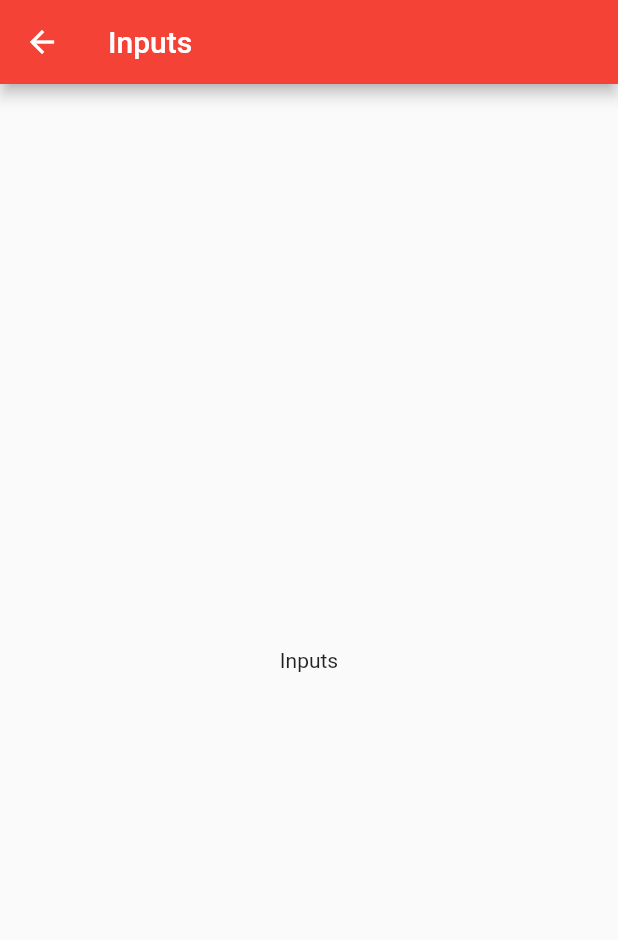
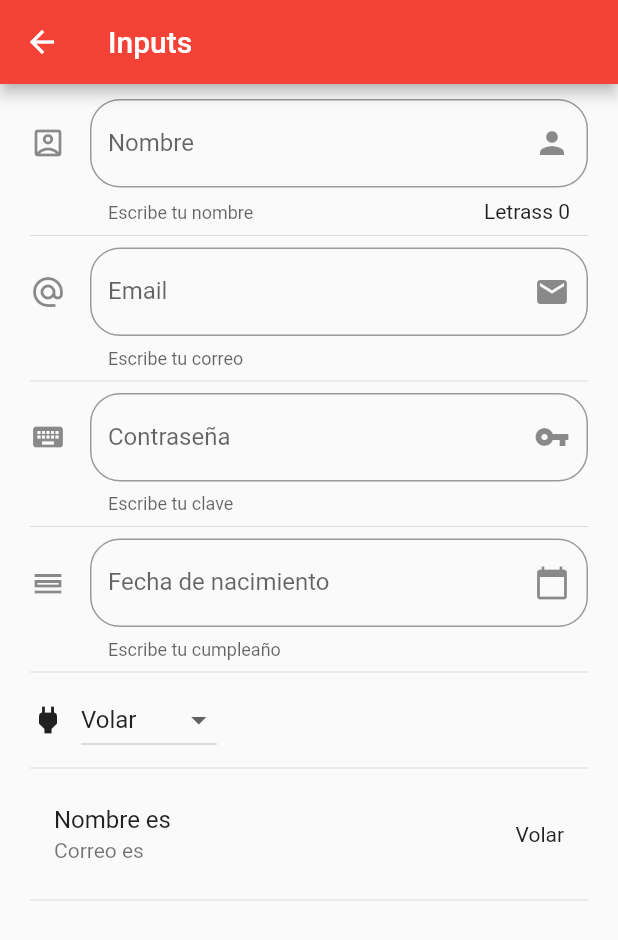
Before and after one commit to Joslu/dartFlutter, a Flutter app: the InputsView screen opened by its route, on a phone screen of 412 x 824 dp. Shown: the top 940 px of the screen. Run offline on Flutter 3.47's test engine with Material 2 defaults, Android fonts, the phone set to English and light mode, and no system bars.

Commit message:
inputs section added

```diff
--- a/flutter/componentes/lib/main.dart
+++ b/flutter/componentes/lib/main.dart
@@ -1,5 +1,7 @@
 import 'package:componentes/src/routes/routes.dart';
 import 'package:componentes/src/views/alert_view.dart';
+
+import 'package:flutter_localizations/flutter_localizations.dart';
 
 import 'package:componentes/src/views/home_view.dart';
 import 'package:flutter/material.dart';
@@ -10,6 +12,14 @@ class MyApp extends StatelessWidget {
   @override
   Widget build(BuildContext context) {
     return MaterialApp(
+      localizationsDelegates: [
+        GlobalMaterialLocalizations.delegate,
+        GlobalWidgetsLocalizations.delegate,
+      ],
+      supportedLocales: [
+        const Locale('en', ''), // English, no country code
+        const Locale('es', ''), // Spanish, no country code
+      ],
       theme: ThemeData(
         primarySwatch: Colors.red,
       ),
--- a/flutter/componentes/lib/src/views/inputs_view.dart
+++ b/flutter/componentes/lib/src/views/inputs_view.dart
@@ -1,7 +1,23 @@
 import 'package:flutter/material.dart';
 
-class InputsView extends StatelessWidget {
+class InputsView extends StatefulWidget {
   const InputsView({Key key}) : super(key: key);
+
+  @override
+  _InputsViewState createState() => _InputsViewState();
+}
+
+class _InputsViewState extends State<InputsView> {
+  String _nombre = '';
+  String _email = '';
+  String _password = '';
+  String _fecha = '';
+
+  String _poderSeleccionado = 'Volar';
+
+  List<String> _poderes = ['Fuego', 'Invissible', 'Volar', 'Visión'];
+
+  TextEditingController _inputFieldDateController = new TextEditingController();
 
   @override
   Widget build(BuildContext context) {
@@ -9,9 +25,165 @@ class InputsView extends StatelessWidget {
       appBar: AppBar(
         title: Text('Inputs'),
       ),
-      body: Center(
-        child: Text('Inputs'),
+      body: ListView(
+        padding: EdgeInsets.symmetric(horizontal: 20, vertical: 10),
+        children: [
+          _crearInput(),
+          Divider(),
+          _crearEmail(),
+          Divider(),
+          _crearPassword(),
+          Divider(),
+          _crearFecha(context),
+          Divider(),
+          _crearDropDown(),
+          Divider(),
+          _crearPersona(),
+          Divider(),
+        ],
       ),
     );
   }
+
+  Widget _crearInput() {
+    return TextField(
+      decoration: InputDecoration(
+          border: OutlineInputBorder(
+            borderRadius: BorderRadius.circular(20.0),
+          ),
+          counter: Text('Letrass ${_nombre.length}'),
+          hintText: 'Nombre',
+          labelText: 'Nombre',
+          helperText: 'Escribe tu nombre',
+          suffixIcon: Icon(Icons.person),
+          icon: Icon(Icons.account_box_outlined)),
+      textCapitalization: TextCapitalization.sentences,
+      onChanged: (valor) {
+        setState(() {
+          _nombre = valor;
+        });
+      },
+    );
+  }
+
+  Widget _crearPersona() {
+    return ListTile(
+      title: Text('Nombre es $_nombre'),
+      subtitle: Text('Correo es $_email'),
+      trailing: Text(_poderSeleccionado),
+    );
+  }
+
+  Widget _crearEmail() {
+    return TextField(
+      decoration: InputDecoration(
+          border: OutlineInputBorder(
+            borderRadius: BorderRadius.circular(20.0),
+          ),
+          hintText: 'Email',
+          labelText: 'Email',
+          helperText: 'Escribe tu correo',
+          suffixIcon: Icon(Icons.mail),
+          icon: Icon(Icons.alternate_email)),
+      keyboardType: TextInputType.emailAddress,
+      onChanged: (valor) {
+        setState(() {
+          _email = valor;
+        });
+      },
+    );
+  }
+
+  Widget _crearPassword() {
+    return TextField(
+      obscureText: true,
+      decoration: InputDecoration(
+        border: OutlineInputBorder(
+          borderRadius: BorderRadius.circular(20.0),
+        ),
+        hintText: 'Password',
+        labelText: 'Contraseña',
+        helperText: 'Escribe tu clave',
+        suffixIcon: Icon(Icons.vpn_key),
+        icon: Icon(Icons.keyboard),
+      ),
+      onChanged: (valor) {
+        setState(() {
+          _password = valor;
+        });
+      },
+    );
+  }
+
+  Widget _crearFecha(BuildContext context) {
+    return TextField(
+      enableInteractiveSelection: false,
+      controller: _inputFieldDateController,
+      decoration: InputDecoration(
+        border: OutlineInputBorder(
+          borderRadius: BorderRadius.circular(20.0),
+        ),
+        hintText: 'Fecha',
+        labelText: 'Fecha de nacimiento',
+        helperText: 'Escribe tu cumpleaño',
+        suffixIcon: Icon(Icons.calendar_today),
+        icon: Icon(Icons.calendar_view_day_outlined),
+      ),
+      onTap: () {
+        FocusScope.of(context).requestFocus(new FocusNode());
+
+        _selectDate(context);
+      },
+    );
+  }
+
+  void _selectDate(BuildContext context) async {
+    DateTime picked = await showDatePicker(
+      locale: Locale('es', 'MX'),
+      context: context,
+      initialDate: new DateTime.now(),
+      firstDate: new DateTime(2021),
+      lastDate: new DateTime(2026),
+    );
+
+    if (picked != null) {
+      setState(() {
+        _fecha =
+            picked.toString().substring(0, 10).split('-').reversed.join('/');
+        _inputFieldDateController.text = _fecha;
+      });
+    }
+  }
+
+  List<DropdownMenuItem<String>> getOpt() {
+    List<DropdownMenuItem<String>> lista = [];
+
+    _poderes.forEach((poder) {
+      lista.add(
+        DropdownMenuItem(
+          child: Text(poder),
+          value: poder,
+        ),
+      );
+    });
+    return lista;
+  }
+
+  Widget _crearDropDown() {
+    return Row(
+      children: [
+        Icon(Icons.power),
+        SizedBox(width: 10.0),
+        DropdownButton(
+          value: _poderSeleccionado,
+          items: getOpt(),
+          onChanged: (valor) {
+            setState(() {
+              _poderSeleccionado = valor;
+            });
+          },
+        ),
+      ],
+    );
+  }
 }
--- a/flutter/componentes/pubspec.yaml
+++ b/flutter/componentes/pubspec.yaml
@@ -22,6 +22,9 @@ environment:
 
 dependencies:
   flutter:
+    sdk: flutter
+
+  flutter_localizations:
     sdk: flutter
 
 
```
Also changed, not shown: flutter/componentes/pubspec.lock.
